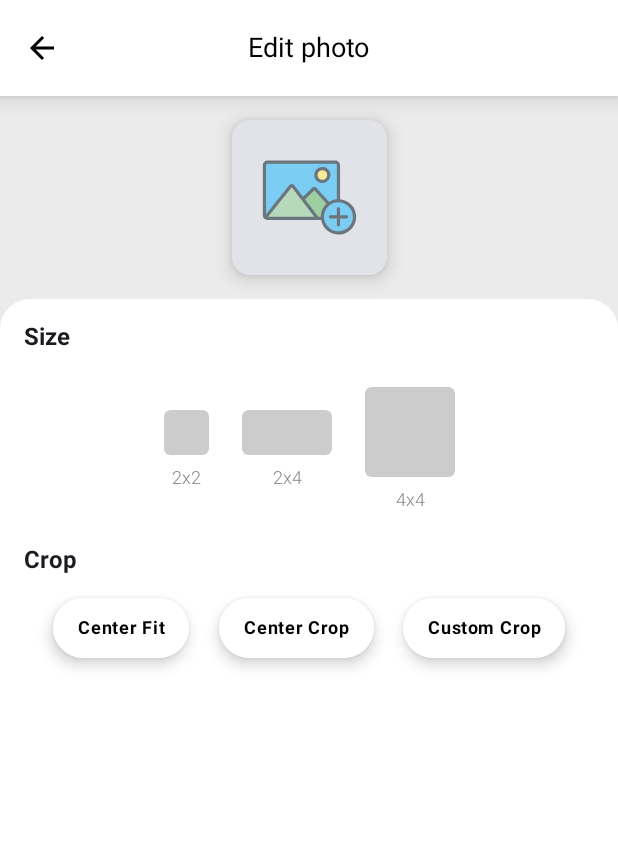
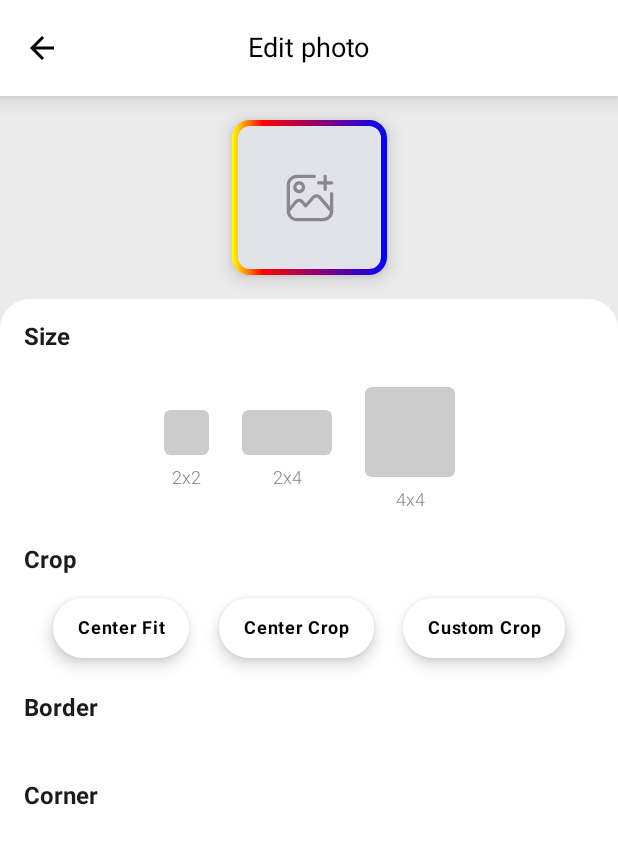
Before and after one commit to QuocNguyen99/widget_app, an Android app built with Jetpack Compose: the edit_photo screen opened through its navigation route, on a phone screen of 412 x 824 dp. Shown: the top 844 px of the screen. Run offline under Robolectric (Android 15) with nearby library versions, the phone set to English and light mode, and no system bars; our stand-ins replace Dagger/Hilt's generated code; libraries missing offline, so code that uses them is left out: com.canhub.cropper, es.dmoral.toasty; pictures from the network do not load; 2 statements that could not run were skipped.

Commit message:
border edit

```diff
--- /dev/null
+++ b/app/src/main/java/com/hqnguyen/widgetapp/presentation/page/photo/BorderEdit.kt
@@ -0,0 +1,23 @@
+package com.hqnguyen.widgetapp.presentation.page.photo
+
+import androidx.compose.foundation.layout.Spacer
+import androidx.compose.foundation.layout.height
+import androidx.compose.foundation.layout.padding
+import androidx.compose.material3.Text
+import androidx.compose.runtime.Composable
+import androidx.compose.ui.Modifier
+import androidx.compose.ui.text.TextStyle
+import androidx.compose.ui.text.font.FontWeight
+import androidx.compose.ui.unit.dp
+import androidx.compose.ui.unit.sp
+
+@Composable
+fun FrameEdit(updateFrame: (frame: Int) -> Unit) {
+    Text(
+        text = "Border",
+        style = TextStyle(fontWeight = FontWeight.Bold, fontSize = 16.sp),
+        modifier = Modifier
+            .padding(vertical = 8.dp, horizontal = 16.dp)
+    )
+    Spacer(modifier = Modifier.height(8.dp))
+}
--- a/app/src/main/java/com/hqnguyen/widgetapp/presentation/page/photo/CardPhoto.kt
+++ b/app/src/main/java/com/hqnguyen/widgetapp/presentation/page/photo/CardPhoto.kt
@@ -1,21 +1,28 @@
 package com.hqnguyen.widgetapp.presentation.page.photo
 
 import android.net.Uri
+import androidx.compose.foundation.BorderStroke
 import androidx.compose.foundation.Image
+import androidx.compose.foundation.border
 import androidx.compose.foundation.clickable
 import androidx.compose.foundation.layout.Arrangement
+import androidx.compose.foundation.layout.Box
 import androidx.compose.foundation.layout.Column
 import androidx.compose.foundation.layout.fillMaxSize
 import androidx.compose.foundation.layout.height
 import androidx.compose.foundation.layout.padding
 import androidx.compose.foundation.layout.size
 import androidx.compose.foundation.layout.width
+import androidx.compose.foundation.shape.RoundedCornerShape
 import androidx.compose.material3.Card
 import androidx.compose.material3.CardDefaults
 import androidx.compose.material3.CircularProgressIndicator
 import androidx.compose.runtime.Composable
 import androidx.compose.ui.Alignment
 import androidx.compose.ui.Modifier
+import androidx.compose.ui.draw.clip
+import androidx.compose.ui.draw.paint
+import androidx.compose.ui.graphics.Brush
 import androidx.compose.ui.graphics.Color
 import androidx.compose.ui.layout.ContentScale
 import androidx.compose.ui.res.painterResource
@@ -32,9 +39,16 @@ fun CardPhoto(
     indexSizeList: Int = 0,
     path: Uri? = null,
     cropType: Int = 0,
-    openMedia: () -> Unit
+    openMedia: () -> Unit,
+    borderColor: Color? = Color.White
 ) {
+    val colorStops = arrayOf(
+        0.0f to Color.Yellow,
+        0.2f to Color.Red,
+        1f to Color.Blue
+    )
     Card(
+        border = if (borderColor == null) null else BorderStroke(4.dp, Brush.horizontalGradient(colorStops = colorStops)),
         elevation = CardDefaults.cardElevation(8.dp),
         modifier = Modifier
             .padding(0.dp, vertical = 16.dp)
@@ -56,10 +70,10 @@ fun CardPhoto(
                     painter = painterResource(id = R.drawable.default_img),
                     contentDescription = "",
                     contentScale = ContentScale.Crop,
-                    alpha = 0.7f,
+                    alpha = 0.4f,
                     modifier = Modifier
-                        .width(screenWidth / 6)
-                        .height(screenWidth / 6)
+                        .width(screenWidth / 12)
+                        .height(screenWidth / 12)
                 )
             } else {
                 SubcomposeAsyncImage(
@@ -68,7 +82,10 @@ fun CardPhoto(
                     contentScale = checkCropType(cropType),
                     loading = {
                         CircularProgressIndicator(
-                            modifier = Modifier.size(4.dp),
+                            modifier = Modifier
+                                .width(4.dp)
+                                .height(4.dp)
+                                .padding(32.dp),
                             color = Color.Blue,
                             trackColor = Color.Gray,
                         )
@@ -76,6 +93,7 @@ fun CardPhoto(
                     modifier = Modifier
                         .fillMaxSize()
                         .clickable { openMedia() }
+                        .clip(RoundedCornerShape(12.dp))
                 )
             }
         }
--- /dev/null
+++ b/app/src/main/java/com/hqnguyen/widgetapp/presentation/page/photo/CornerEdit.kt
@@ -0,0 +1,23 @@
+package com.hqnguyen.widgetapp.presentation.page.photo
+
+import androidx.compose.foundation.layout.Spacer
+import androidx.compose.foundation.layout.height
+import androidx.compose.foundation.layout.padding
+import androidx.compose.material3.Text
+import androidx.compose.runtime.Composable
+import androidx.compose.ui.Modifier
+import androidx.compose.ui.text.TextStyle
+import androidx.compose.ui.text.font.FontWeight
+import androidx.compose.ui.unit.dp
+import androidx.compose.ui.unit.sp
+
+@Composable
+fun CornerEdit(updateCorner: (size: Int) -> Unit) {
+    Text(
+        text = "Corner",
+        style = TextStyle(fontWeight = FontWeight.Bold, fontSize = 16.sp),
+        modifier = Modifier
+            .padding(vertical = 8.dp, horizontal = 16.dp)
+    )
+    Spacer(modifier = Modifier.height(8.dp))
+}
--- a/app/src/main/java/com/hqnguyen/widgetapp/presentation/page/photo/EditPhotoEvent.kt
+++ b/app/src/main/java/com/hqnguyen/widgetapp/presentation/page/photo/EditPhotoEvent.kt
@@ -1,10 +1,12 @@
 package com.hqnguyen.widgetapp.presentation.page.photo
 
 import android.net.Uri
+import androidx.compose.ui.graphics.Color
 import com.hqnguyen.widgetapp.presentation.page.widget.add.WidgetEvent
 
 sealed class EditPhotoEvent {
     data class UpdateSize(val size: Int) : EditPhotoEvent()
     data class UpdatePhoto(val path: Uri) : EditPhotoEvent()
     data class UpdateCropType(val type: Int) : EditPhotoEvent()
+    data class UpdateBorderColor(val color: Color) : EditPhotoEvent()
 }
--- a/app/src/main/java/com/hqnguyen/widgetapp/presentation/page/photo/EditPhotoLayout.kt
+++ b/app/src/main/java/com/hqnguyen/widgetapp/presentation/page/photo/EditPhotoLayout.kt
@@ -1,5 +1,6 @@
 package com.hqnguyen.widgetapp.presentation.page.photo
 
+import android.content.Context
 import android.net.Uri
 import android.util.Log
 import android.widget.Toast
@@ -57,7 +58,6 @@ fun EditPhotoLayout(
         shape = RoundedCornerShape(topStart = 20.dp, topEnd = 20.dp),
         colors = CardDefaults.cardColors(Color.White)
     ) {
-
         Column(
             modifier = Modifier
                 .fillMaxSize()
@@ -65,25 +65,35 @@ fun EditPhotoLayout(
                 .verticalScroll(rememberScrollState())
         ) {
             SizeEdit {
-                if (path == null) {
-                    Toasty.info(context, "Please chose your photo.", Toast.LENGTH_SHORT, true)
-                        .show()
-                    return@SizeEdit
-                }
+                checkPathIsExit(context, path)
                 updateSize(it)
             }
             Spacer(modifier = Modifier.height(16.dp))
 
             CropEdit {
-                if (path == null) {
-                    Toasty.info(context, "Please choose your photo.", Toast.LENGTH_SHORT, true)
-                        .show()
-                    return@CropEdit
-                }
+                checkPathIsExit(context, path)
                 updateCropType(it)
                 Log.d("CropEdit", "CropEdit ")
+            }
+            Spacer(modifier = Modifier.height(16.dp))
+
+            FrameEdit {
+                checkPathIsExit(context, path)
+            }
+            Spacer(modifier = Modifier.height(16.dp))
+
+            CornerEdit {
+                checkPathIsExit(context, path)
             }
             Spacer(modifier = Modifier.height(16.dp))
         }
     }
 }
+
+fun checkPathIsExit(context: Context, path: Uri?) {
+    if (path == null) {
+        Toasty.info(context, "Please choose your photo.", Toast.LENGTH_SHORT, true)
+            .show()
+        return
+    }
+}
--- a/app/src/main/java/com/hqnguyen/widgetapp/presentation/page/photo/EditPhotoState.kt
+++ b/app/src/main/java/com/hqnguyen/widgetapp/presentation/page/photo/EditPhotoState.kt
@@ -1,6 +1,7 @@
 package com.hqnguyen.widgetapp.presentation.page.photo
 
 import android.net.Uri
+import androidx.compose.ui.graphics.Color
 
 data class EditPhotoState(
     val path: Uri? = null,
@@ -9,5 +10,6 @@ data class EditPhotoState(
     val positionY: Int = -1,
     val width: Int = 0,
     val height: Int = 0,
+    val borderColor: Color? = null,
     val cropType: Int = 0
 )
--- a/app/src/main/res/drawable/default_img.xml
+++ b/app/src/main/res/drawable/default_img.xml
@@ -1,24 +1,12 @@
 <vector xmlns:android="http://schemas.android.com/apk/res/android"
     android:width="512dp"
     android:height="512dp"
-    android:viewportWidth="64"
-    android:viewportHeight="64">
+    android:viewportWidth="24"
+    android:viewportHeight="24">
   <path
-      android:pathData="M59.995,44.313A10,10 0,0 1,40.05 45H6a2,2 0,0 1,-2 -2V12a2,2 0,0 1,2 -2h44v24a10,10 0,0 1,9.995 10.313z"
-      android:fillColor="#4fc3f7"/>
+      android:pathData="M22,9.25a0.76,0.76 0,0 0,-0.75 0.75v6l-4.18,-4.78a2.84,2.84 0,0 0,-4.14 0l-2.87,3.28 -0.94,-1.14a2.76,2.76 0,0 0,-4.24 0l-2.13,2.57L2.75,6A3.26,3.26 0,0 1,6 2.75h8a0.75,0.75 0,0 0,0 -1.5L6,1.25A4.75,4.75 0,0 0,1.25 6v12a0.09,0.09 0,0 0,0 0.05A4.75,4.75 0,0 0,6 22.75h12a4.75,4.75 0,0 0,4.74 -4.68L22.74,10a0.76,0.76 0,0 0,-0.74 -0.75ZM18,21.25L6,21.25a3.25,3.25 0,0 1,-3.23 -3L6,14.32a1.29,1.29 0,0 1,1.92 0l1.51,1.82a0.74,0.74 0,0 0,0.57 0.27,0.86 0.86,0 0,0 0.57,-0.26l3.44,-3.94a1.31,1.31 0,0 1,1.9 0l5.27,6A3.24,3.24 0,0 1,18 21.25Z"
+      android:fillColor="#000000"/>
   <path
-      android:pathData="M44,18a4,4 0,1 1,-4 -4,4 4,0 0,1 4,4z"
-      android:fillColor="#fff075"/>
-  <path
-      android:pathData="M45,36.522A9.425,9.425 0,0 0,41 45h-5l-8.625,-11.375L35,26z"
-      android:fillColor="#80c683"/>
-  <path
-      android:pathData="M60,44a10,10 0,1 1,-10 -10,10 10,0 0,1 10,10z"
-      android:fillColor="#4fc3f7"/>
-  <path
-      android:pathData="M37,45H4l17,-21z"
-      android:fillColor="#a4d5a6"/>
-  <path
-      android:pathData="M56,44a1,1 0,0 1,-1 1h-4v4a1,1 0,0 1,-2 0v-4h-4a1,1 0,0 1,0 -2h4v-4a1,1 0,0 1,2 0v4h4a1,1 0,0 1,1 1zM60.977,44.723A10.996,10.996 0,0 1,39.19 46L6,46a3,3 0,0 1,-3 -3L3,12a3,3 0,0 1,3 -3h42a3,3 0,0 1,3 3v21.05a11.01,11.01 0,0 1,9.977 11.673zM5,12v30.4l14.393,-17.992a2,2 0,0 1,3.19 0.087l5.42,7.089 5.5,-5.501a1.977,1.977 0,0 1,1.525 -0.583,2.001 2.001,0 0,1 1.451,0.748l7.684,8.445A10.91,10.91 0,0 1,49 33.05L49,12a1,1 0,0 0,-1 -1L6,11a1,1 0,0 0,-1 1zM20.974,25.684L6.282,44h28.695zM39,44a10.96,10.96 0,0 1,3.57 -8.087l-7.612,-8.368 -5.727,5.646L37.494,44zM58.874,45.527a9.004,9.004 0,1 0,-7.347 7.346,9.015 9.015,0 0,0 7.347,-7.346zM35.18,19.358a5.017,5.017 0,0 1,6.178 -6.178,4.933 4.933,0 0,1 3.462,3.462 5.017,5.017 0,0 1,-6.178 6.178,4.933 4.933,0 0,1 -3.462,-3.462zM37.056,17.412a3.002,3.002 0,1 0,2.356 -2.356,3.006 3.006,0 0,0 -2.356,2.356z"
-      android:fillColor="#37474f"/>
+      android:pathData="M4.25,7A2.75,2.75 0,1 0,7 4.25,2.75 2.75,0 0,0 4.25,7ZM8.25,7A1.25,1.25 0,1 1,7 5.75,1.25 1.25,0 0,1 8.25,7ZM16,5.75h2.25L18.25,8a0.75,0.75 0,0 0,1.5 0L19.75,5.75L22,5.75a0.75,0.75 0,0 0,0 -1.5h-2.25L19.75,2a0.75,0.75 0,0 0,-1.5 0v2.25L16,4.25a0.75,0.75 0,0 0,0 1.5Z"
+      android:fillColor="#000000"/>
 </vector>
```
Also changed, not shown: app/src/main/java/com/hqnguyen/widgetapp/presentation/page/photo/EditPhotoViewModel.kt (+13 -0 lines), app/src/main/java/com/hqnguyen/widgetapp/presentation/page/photo/cropphoto/CropPhotoScreen.kt (deleted, +0 -101 lines).
